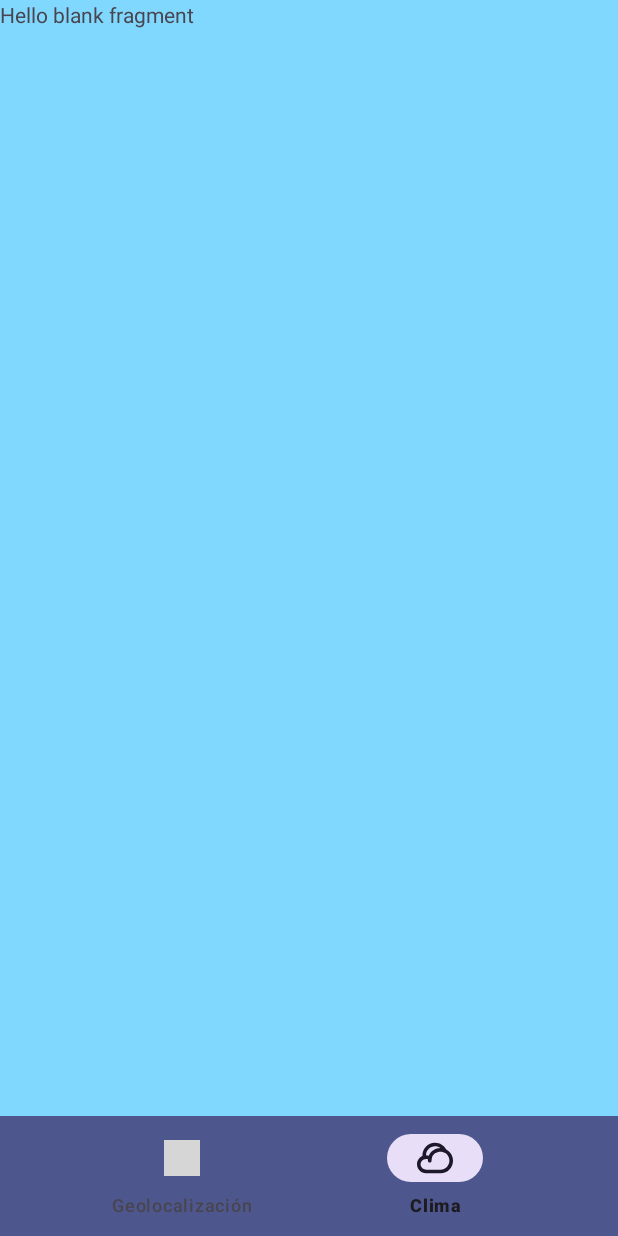
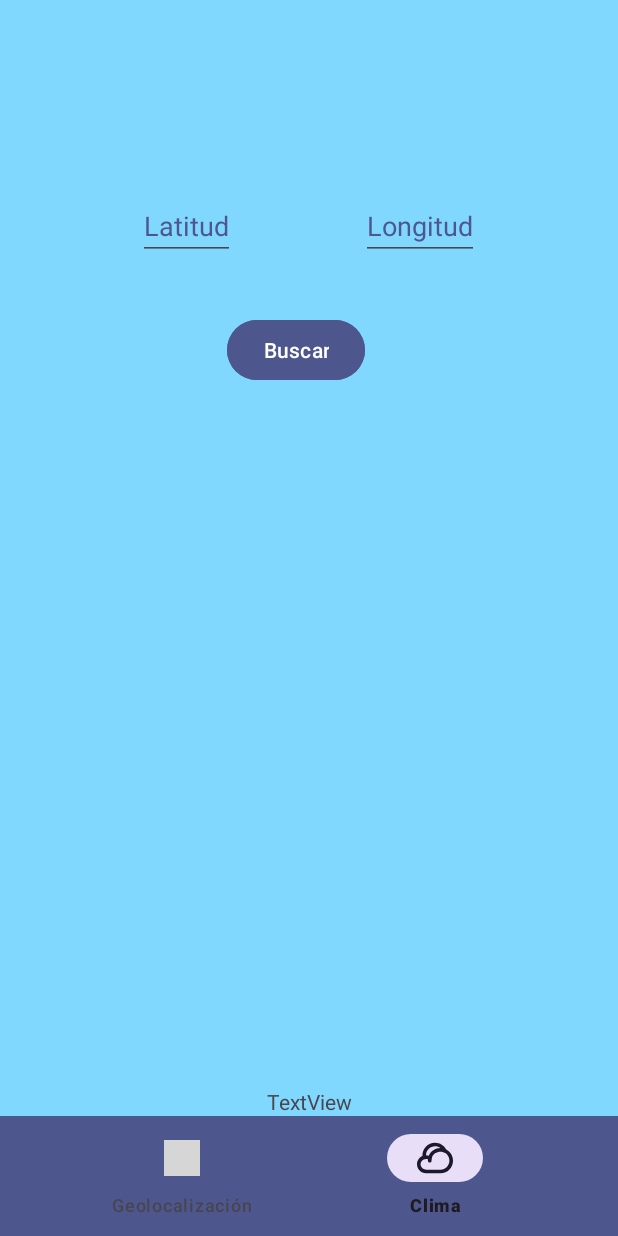
Before and after one commit to oscaragredav/lab4_iot_20193315, an Android app: the GeoFragment screen opened directly, with no data from a screen before it, item 2 of the bottom bar chosen, on a phone screen of 412 x 824 dp. Run offline under Robolectric (Android 15) with nearby library versions, the phone set to English and light mode, and no system bars; grey boxes are pictures that could not be loaded.

Commit message:
ya casi sale clima, en el debug sale toda la info :D

```diff
--- a/app/src/main/java/com/example/l4/ClimaFragment.java
+++ /dev/null
@@ -1,22 +0,0 @@
-package com.example.l4;
-
-import android.os.Bundle;
-
-import androidx.fragment.app.Fragment;
-
-import android.view.LayoutInflater;
-import android.view.View;
-import android.view.ViewGroup;
-
-
-public class ClimaFragment extends Fragment {
-
-
-
-    @Override
-    public View onCreateView(LayoutInflater inflater, ViewGroup container,
-                             Bundle savedInstanceState) {
-        // Inflate the layout for this fragment
-        return inflater.inflate(R.layout.fragment_clima, container, false);
-    }
-}
--- a/app/src/main/java/com/example/l4/CiudadAdapter.java
+++ b/app/src/main/java/com/example/l4/adapter/CiudadAdapter.java
@@ -1,4 +1,4 @@
-package com.example.l4;
+package com.example.l4.adapter;
 
 import android.content.Context;
 import android.view.LayoutInflater;
@@ -9,6 +9,7 @@ import android.widget.TextView;
 import androidx.annotation.NonNull;
 import androidx.recyclerview.widget.RecyclerView;
 
+import com.example.l4.R;
 import com.example.l4.entity.Ciudad;
 
 import java.util.List;
--- a/app/src/main/java/com/example/l4/appActivity.java
+++ b/app/src/main/java/com/example/l4/appActivity.java
@@ -8,6 +8,8 @@ import androidx.fragment.app.FragmentManager;
 import androidx.fragment.app.FragmentTransaction;
 
 import com.example.l4.databinding.ActivityAppBinding;
+import com.example.l4.fragment.ClimaFragment;
+import com.example.l4.fragment.GeoFragment;
 import com.example.l4.service.CiudadService;
 
 public class appActivity extends AppCompatActivity {
--- /dev/null
+++ b/app/src/main/java/com/example/l4/fragment/ClimaFragment.java
@@ -0,0 +1,79 @@
+package com.example.l4.fragment;
+
+import android.os.Bundle;
+
+import androidx.fragment.app.Fragment;
+import androidx.recyclerview.widget.LinearLayoutManager;
+
+import android.util.Log;
+import android.view.LayoutInflater;
+import android.view.View;
+import android.view.ViewGroup;
+import android.widget.Toast;
+
+import com.example.l4.R;
+import com.example.l4.databinding.FragmentClimaBinding;
+import com.example.l4.entity.Clima;
+import com.example.l4.adapter.ClimaAdapter;
+import com.example.l4.service.GeoService;
+
+import retrofit2.Call;
+import retrofit2.Callback;
+import retrofit2.Response;
+import retrofit2.Retrofit;
+import retrofit2.converter.gson.GsonConverterFactory;
+
+
+public class ClimaFragment extends Fragment {
+
+    FragmentClimaBinding binding;
+    GeoService geoService;
+    private static String TAG = "tag-error";
+
+    @Override
+    public View onCreateView(LayoutInflater inflater, ViewGroup container,
+                             Bundle savedInstanceState) {
+
+        binding = FragmentClimaBinding.inflate(inflater,container,false);
+
+
+        geoService = new Retrofit.Builder()
+                .baseUrl("http://api.openweathermap.org/")
+                .addConverterFactory(GsonConverterFactory.create())
+                .build()
+                .create(GeoService.class);
+
+        binding.buscarClima.setOnClickListener(v -> {
+            double lat = Double.parseDouble(binding.editText1.getText().toString());
+            double lon = Double.parseDouble(binding.editText2.getText().toString());
+            geoService.obtenerClima(lat,lon,"8dd6fc3be19ceb8601c2c3e811c16cf1").enqueue(new Callback<Clima>() {
+                @Override
+                public void onResponse(Call<Clima> call, Response<Clima> response) {
+                    binding.textView3.setText(binding.editText1.getText().toString());
+                    if (response.isSuccessful()){
+//                        Toast.makeText(getContext(), "isSuccessful onResponse", Toast.LENGTH_SHORT).show();
+                        Clima clima = response.body();
+                        ClimaAdapter climaAdapter = new ClimaAdapter();
+                        climaAdapter.setContext(getContext());
+                        climaAdapter.setClima(clima);
+
+                        binding.recyclerViewClima.setAdapter(climaAdapter);
+                        binding.recyclerViewClima.setLayoutManager(new LinearLayoutManager(getContext()));
+                    }else{
+                        Log.e(TAG, "error onResponse");
+                        Toast.makeText(getContext(), "error onResponse", Toast.LENGTH_LONG).show();
+                    }
+                }
+
+                @Override
+                public void onFailure(Call<Clima> call, Throwable t) {
+                    Log.e(TAG, "error onFailure");
+                    Toast.makeText(getContext(), "error onResponse", Toast.LENGTH_LONG).show();
+                    t.printStackTrace();
+                }
+            });
+        });
+
+        return binding.getRoot();
+    }
+}
--- a/app/src/main/java/com/example/l4/GeoFragment.java
+++ b/app/src/main/java/com/example/l4/fragment/GeoFragment.java
@@ -1,4 +1,4 @@
-package com.example.l4;
+package com.example.l4.fragment;
 
 import android.os.Bundle;
 
@@ -12,7 +12,7 @@ import android.view.ViewGroup;
 
 import com.example.l4.databinding.FragmentGeoBinding;
 import com.example.l4.entity.Ciudad;
-import com.example.l4.service.CiudadService;
+import com.example.l4.adapter.CiudadAdapter;
 import com.example.l4.service.GeoService;
 
 import java.util.List;
@@ -43,7 +43,7 @@ public class GeoFragment extends Fragment {
                 .build()
                 .create(GeoService.class);
 
-        binding.button.setOnClickListener(v -> {
+        binding.buscarGeo.setOnClickListener(v -> {
 
             String city = binding.editText.getText().toString();
             geoService.obtenerCiudad3(city,1,"8dd6fc3be19ceb8601c2c3e811c16cf1").enqueue(new Callback<List<Ciudad>>() {
--- a/app/src/main/java/com/example/l4/service/GeoService.java
+++ b/app/src/main/java/com/example/l4/service/GeoService.java
@@ -1,6 +1,7 @@
 package com.example.l4.service;
 
 import com.example.l4.entity.Ciudad;
+import com.example.l4.entity.Clima;
 
 import java.util.List;
 
@@ -12,4 +13,9 @@ public interface GeoService {
 
     @GET("/geo/1.0/direct")
     Call<List<Ciudad>> obtenerCiudad3(@Query("q") String city, @Query("limit") int one, @Query("appid") String api);
+
+    @GET("/data/2.5/weather")
+    Call<Clima> obtenerClima(@Query("lat") double lat, @Query("lon") double lon, @Query("appid") String api);
+
+
 }
--- a/app/src/main/res/layout/activity_prueba.xml
+++ b/app/src/main/res/layout/activity_prueba.xml
@@ -13,14 +13,14 @@
         android:layout_width="wrap_content"
         android:layout_height="wrap_content"
         android:layout_marginTop="116dp"
-        android:text="Búscar"
+        android:text="Buscar"
         app:layout_constraintEnd_toEndOf="parent"
         app:layout_constraintHorizontal_bias="0.501"
         app:layout_constraintStart_toStartOf="parent"
         app:layout_constraintTop_toTopOf="parent" />
 
     <Button
-        android:id="@+id/button"
+        android:id="@+id/buscarClima"
         android:layout_width="wrap_content"
         android:layout_height="wrap_content"
         android:layout_marginTop="64dp"
@@ -37,6 +37,6 @@
         app:layout_constraintEnd_toEndOf="parent"
         app:layout_constraintHorizontal_bias="0.0"
         app:layout_constraintStart_toStartOf="parent"
-        app:layout_constraintTop_toBottomOf="@+id/button" />
+        app:layout_constraintTop_toBottomOf="@+id/buscarClima" />
 
 </androidx.constraintlayout.widget.ConstraintLayout>
--- a/app/src/main/res/layout/fragment_clima.xml
+++ b/app/src/main/res/layout/fragment_clima.xml
@@ -1,15 +1,69 @@
 <?xml version="1.0" encoding="utf-8"?>
-<FrameLayout xmlns:android="http://schemas.android.com/apk/res/android"
+<androidx.constraintlayout.widget.ConstraintLayout xmlns:android="http://schemas.android.com/apk/res/android"
     xmlns:tools="http://schemas.android.com/tools"
     android:layout_width="match_parent"
     android:layout_height="match_parent"
+    xmlns:app="http://schemas.android.com/apk/res-auto"
     android:background="@color/celeste"
-    tools:context=".ClimaFragment">
+    tools:context=".fragment.ClimaFragment">
 
-    <!-- TODO: Update blank fragment layout -->
+    <EditText
+        android:id="@+id/editText1"
+        android:layout_width="wrap_content"
+        android:layout_height="wrap_content"
+        android:layout_marginStart="92dp"
+        android:layout_marginTop="128dp"
+        android:hint="Latitud"
+        android:inputType="numberDecimal|numberSigned"
+        android:textColor="@color/black"
+        android:textColorHint="@color/gris"
+        app:layout_constraintStart_toStartOf="parent"
+        app:layout_constraintTop_toTopOf="parent" />
+
+    <EditText
+        android:id="@+id/editText2"
+        android:layout_width="wrap_content"
+        android:layout_height="wrap_content"
+        android:layout_marginStart="15dp"
+        android:hint="Longitud"
+        android:inputType="numberDecimal|numberSigned"
+        android:textColor="@color/black"
+        android:textColorHint="@color/gris"
+        app:layout_constraintEnd_toEndOf="parent"
+        app:layout_constraintHorizontal_bias="0.426"
+        app:layout_constraintStart_toEndOf="@id/editText1"
+        app:layout_constraintTop_toTopOf="@id/editText1" />
+
+    <Button
+        android:id="@+id/buscarClima"
+        android:layout_width="wrap_content"
+        android:layout_height="wrap_content"
+        android:layout_marginTop="36dp"
+        android:text="Buscar"
+        android:backgroundTint="@color/gris"
+        app:layout_constraintEnd_toEndOf="parent"
+        app:layout_constraintHorizontal_bias="0.259"
+        app:layout_constraintStart_toStartOf="@id/editText1"
+        app:layout_constraintTop_toBottomOf="@+id/editText1" />
+
+    <androidx.recyclerview.widget.RecyclerView
+        android:id="@+id/recyclerViewClima"
+        android:layout_width="match_parent"
+        android:layout_height="wrap_content"
+        android:layout_marginTop="64dp"
+        app:layout_constraintEnd_toEndOf="parent"
+        app:layout_constraintHorizontal_bias="0.0"
+        app:layout_constraintStart_toStartOf="parent"
+        app:layout_constraintTop_toBottomOf="@+id/buscarClima" />
+
     <TextView
-        android:layout_width="match_parent"
-        android:layout_height="match_parent"
-        android:text="@string/hello_blank_fragment" />
+        android:id="@+id/textView3"
+        android:layout_width="wrap_content"
+        android:layout_height="wrap_content"
+        android:text="TextView"
+        app:layout_constraintBottom_toBottomOf="parent"
+        app:layout_constraintEnd_toEndOf="parent"
+        app:layout_constraintStart_toStartOf="parent" />
 
-</FrameLayout>
+
+</androidx.constraintlayout.widget.ConstraintLayout>
--- a/app/src/main/res/navigation/nav_graph.xml
+++ b/app/src/main/res/navigation/nav_graph.xml
@@ -7,12 +7,12 @@
 
     <fragment
         android:id="@+id/climaFragment"
-        android:name="com.example.l4.ClimaFragment"
+        android:name="com.example.l4.fragment.ClimaFragment"
         android:label="fragment_clima"
         tools:layout="@layout/fragment_clima" />
     <fragment
         android:id="@+id/geoFragment"
-        android:name="com.example.l4.GeoFragment"
+        android:name="com.example.l4.fragment.GeoFragment"
         android:label="fragment_geo"
         tools:layout="@layout/fragment_geo" />
     <fragment android:id="@+id/placeholder" />
```
Also changed, not shown: app/src/main/java/com/example/l4/PruebaActivity.java (+38 -39 lines), app/src/main/java/com/example/l4/adapter/ClimaAdapter.java (added, +97 -0 lines), app/src/main/java/com/example/l4/entity/Clima.java (added, +77 -0 lines), app/src/main/java/com/example/l4/entity/ClimaDto.java (added, +21 -0 lines), app/src/main/res/layout/fragment_geo.xml (+4 -4 lines), app/src/main/res/layout/item2_recycler.xml (added, +87 -0 lines).
